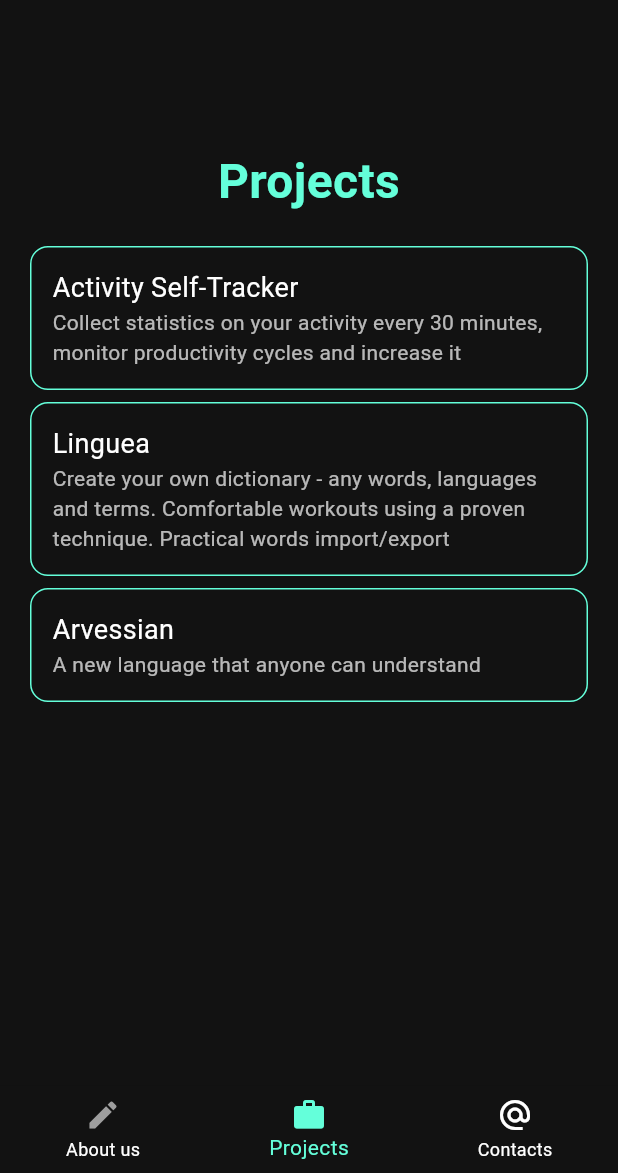
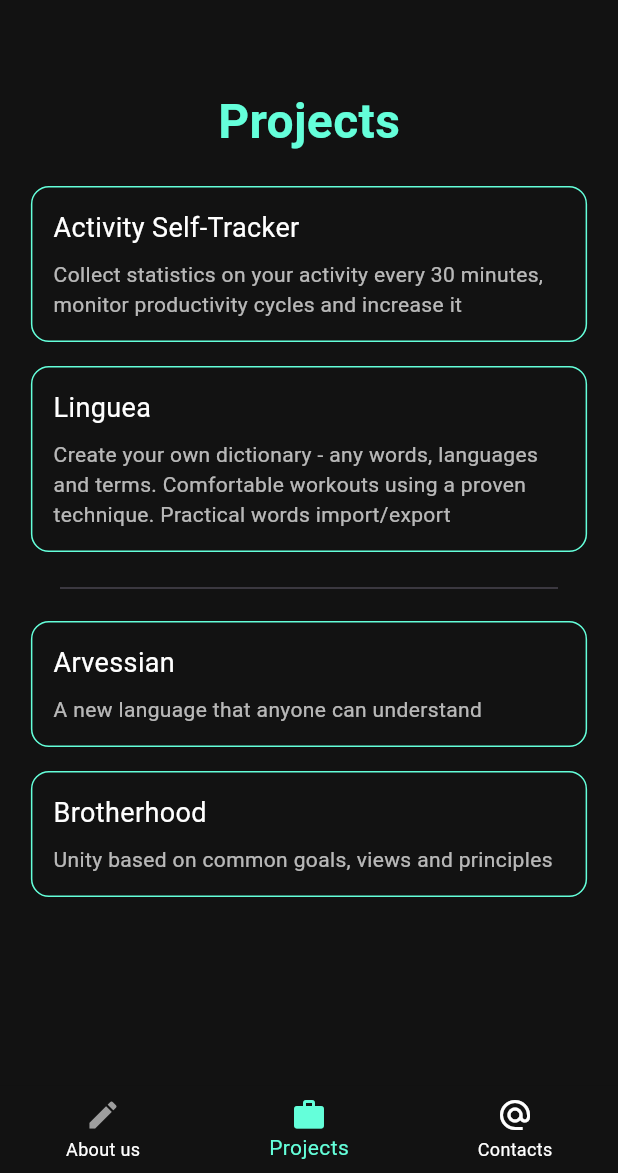
Before and after one commit to AnisimovTema/developmiracle, a Flutter app: the screen it shows after launch, on a phone screen of 412 x 824 dp, the part 63-1236 px from its top. Run offline on Flutter 3.47's test engine with Material 3 defaults, Android fonts, the phone set to English and light mode, and no system bars; our stand-ins replace shared_preferences; generated files the repository leaves out were written again.

```diff
--- a/lib/pages/contacts_page.dart
+++ b/lib/pages/contacts_page.dart
@@ -33,8 +33,8 @@ class ContactsPage extends StatelessWidget {
               child: Column(
                 children: [
                   Container(
-                    padding: const EdgeInsets.symmetric(
-                      vertical: 60,
+                    padding: EdgeInsets.symmetric(
+                      vertical: mobile ? 20 : 60,
                       horizontal: 20,
                     ),
                     width: double.infinity,
--- a/lib/pages/projects_page.dart
+++ b/lib/pages/projects_page.dart
@@ -1,8 +1,6 @@
 import 'package:flutter/material.dart';
 import 'package:url_launcher/url_launcher.dart';
-import 'package:equatable/equatable.dart';
 import 'package:developmiracle/main.dart';
-
 import 'package:flutter_gen/gen_l10n/app_localizations.dart';
 
 class ProjectsPage extends StatelessWidget {
@@ -12,54 +10,75 @@ class ProjectsPage extends StatelessWidget {
   Widget build(BuildContext context) {
     final bool mobile = isMobile(context);
     final messages = AppLocalizations.of(context)!;
-    final projects = [
-      _ProjectVM(
+    final double containerWidth =
+        mobile ? MediaQuery.of(context).size.width * 0.9 : 600;
+
+    final itProjects = [
+      _Project(
         name: messages.activitySelfTracker_title,
-        imageUrl: 'https://example.com/activity-tracker',
+        description: messages.activitySelfTracker_description,
         route: 'tracker',
-        description: messages.activitySelfTracker_description,
+        externalUrl: null,
       ),
-      _ProjectVM(
+      _Project(
         name: messages.linguea_title,
-        imageUrl: 'https://example.com/linguea',
+        description: messages.linguea_description,
         route: 'linguea',
-        description: messages.linguea_description,
+        externalUrl: 'https://linguea.app',
       ),
-      _ProjectVM(
+    ];
+
+    final communityProjects = [
+      _Project(
         name: messages.arvessian_title,
-          imageUrl: 'https://example.com/arvessian',
+        description: messages.arvessian_description,
         route: 'arvessian',
-          description: messages.arvessian_description),
+        externalUrl: null,
+      ),
+      _Project(
+        name: messages.brotherhood_title,
+        description: messages.brotherhood_description,
+        route: 'brotherhood',
+        externalUrl: 'https://brotherhood.example.com',
+      ),
     ];
 
     Future<void> _launchUrl(String url) async {
-      final Uri uri = Uri.parse(url);
-      if (await canLaunchUrl(uri)) {
-        await launchUrl(uri);
-      } else {
-        throw 'Could not launch $url';
+      if (!await launchUrl(Uri.parse(url))) {
+        throw Exception('Could not launch $url');
+      }
+    }
+
+    void _handleProjectTap(_Project project) {
+      // if (project.externalUrl != null) {
+      //   _launchUrl(project.externalUrl!);
+      // } else
+      if (project.route != null) {
+        Navigator.pushNamed(context, '/${project.route}');
       }
     }
 
     return LayoutBuilder(
       builder: (context, constraints) {
-        return SingleChildScrollView(
+        return Column(
+          children: [
+            Expanded(
+              child: SingleChildScrollView(
                 child: ConstrainedBox(
-            constraints: BoxConstraints(minHeight: constraints.maxHeight),
-            child: IntrinsicHeight(
+                  constraints: BoxConstraints(
+                    minHeight: constraints.maxHeight - 40,
+                    minWidth: double.infinity,
+                  ),
+                  child: Padding(
+                    padding: EdgeInsets.symmetric(
+                      vertical: mobile ? 20 : 60,
+                      horizontal: 20,
+                    ),
                     child: Column(
                       crossAxisAlignment: CrossAxisAlignment.center,
                       children: [
-                  Padding(
-                    padding: const EdgeInsets.symmetric(
-                      vertical: 60,
-                      horizontal: 20,
-                    ),
-                    child: Column(
-                      children: [
                         Text(
                           messages.projects,
-                          textAlign: TextAlign.center,
                           style: const TextStyle(
                             fontSize: 32,
                             fontWeight: FontWeight.bold,
@@ -67,27 +86,18 @@ class ProjectsPage extends StatelessWidget {
                           ),
                         ),
                         const SizedBox(height: 20),
-                        Column(
-                          crossAxisAlignment: CrossAxisAlignment.start,
-                          children: projects.map((project) {
-                            return MouseRegion(
+                        ...itProjects.map((project) {
+                          return Padding(
+                            padding: const EdgeInsets.only(bottom: 16),
+                            child: MouseRegion(
                               cursor: SystemMouseCursors.click,
                               child: GestureDetector(
-                                onTap: () => Navigator.pushNamed(
-                                  context,
-                                  '/${project.route}',
-                                ),
-                                child: Padding(
-                                  padding: const EdgeInsets.only(bottom: 8.0),
+                                onTap: () => _handleProjectTap(project),
                                 child: Container(
-                                    constraints: const BoxConstraints(
-                                      maxWidth: 600,
-                                      minWidth: 600,
-                                    ),
+                                  width: containerWidth,
                                   decoration: BoxDecoration(
-                                      border: Border.all(
-                                        color: Colors.tealAccent,
-                                      ),
+                                    border:
+                                        Border.all(color: Colors.tealAccent),
                                     borderRadius: BorderRadius.circular(12),
                                   ),
                                   padding: const EdgeInsets.all(14),
@@ -100,9 +110,9 @@ class ProjectsPage extends StatelessWidget {
                                         style: const TextStyle(
                                           fontSize: 18,
                                           color: Colors.white,
-                                            // decoration: TextDecoration.underline,
                                         ),
                                       ),
+                                      const SizedBox(height: 8),
                                       Text(
                                         project.description,
                                         style: const TextStyle(
@@ -115,41 +125,80 @@ class ProjectsPage extends StatelessWidget {
                               ),
                             ),
                           );
-                          }).toList(),
+                        }),
+                        Padding(
+                          padding: const EdgeInsets.symmetric(horizontal: 20.0),
+                          child: ConstrainedBox(
+                            constraints: const BoxConstraints(maxWidth: 580),
+                            child: const Divider(),
+                          ),
+                        ),
+                        const SizedBox(height: 14),
+                        ...communityProjects.map((project) {
+                          return Padding(
+                            padding: const EdgeInsets.only(bottom: 16),
+                            child: MouseRegion(
+                              cursor: SystemMouseCursors.click,
+                              child: GestureDetector(
+                                onTap: () => _handleProjectTap(project),
+                                child: Container(
+                                  width: containerWidth,
+                                  decoration: BoxDecoration(
+                                    border:
+                                        Border.all(color: Colors.tealAccent),
+                                    borderRadius: BorderRadius.circular(12),
+                                  ),
+                                  padding: const EdgeInsets.all(14),
+                                  child: Column(
+                                    crossAxisAlignment:
+                                        CrossAxisAlignment.start,
+                                    children: [
+                                      Text(
+                                        project.name,
+                                        style: const TextStyle(
+                                          fontSize: 18,
+                                          color: Colors.white,
+                                        ),
+                                      ),
+                                      const SizedBox(height: 8),
+                                      Text(
+                                        project.description,
+                                        style: const TextStyle(
+                                          color: Colors.white70,
+                                        ),
                                       ),
                                     ],
                                   ),
                                 ),
-                  const Spacer(),
-                  if (!mobile) const Footer(),
+                              ),
+                            ),
+                          );
+                        }),
                       ],
                     ),
                   ),
                 ),
+              ),
+            ),
+            if (!mobile)
+              const Footer(), // Футер всегда после прокручиваемого контента
+          ],
         );
       },
     );
   }
 }
 
-class _ProjectVM extends Equatable {
+class _Project {
   final String name;
-  final String imageUrl;
-  final String route;
   final String description;
+  final String? route;
+  final String? externalUrl;
 
-  const _ProjectVM({
+  const _Project({
     required this.name,
-    required this.imageUrl,
-    required this.route,
     required this.description,
+    this.route,
+    this.externalUrl,
   });
-
-  @override
-  List<Object> get props => [
-        name,
-        imageUrl,
-        route,
-        description,
-      ];
 }
--- a/lib/src/localization/app_av.arb
+++ b/lib/src/localization/app_av.arb
@@ -10,5 +10,7 @@
   "linguea_title": "Linguea",
   "linguea_description": "Create your own dictionary - any words, languages and terms. Comfortable workouts using a proven technique. Practical words import/export",
   "arvessian_title": "Arvessian",
-  "arvessian_description": "A new language that anyone can understand"
+  "arvessian_description": "A new language that anyone can understand",
+  "brotherhood_title": "Brotherhood",
+  "brotherhood_description": "Unity based on common goals, views and principles"
 }
--- a/lib/src/localization/app_en.arb
+++ b/lib/src/localization/app_en.arb
@@ -10,5 +10,7 @@
   "linguea_title": "Linguea",
   "linguea_description": "Create your own dictionary - any words, languages and terms. Comfortable workouts using a proven technique. Practical words import/export",
   "arvessian_title": "Arvessian",
-  "arvessian_description": "A new language that anyone can understand"
+  "arvessian_description": "A new language that anyone can understand",
+  "brotherhood_title": "Brotherhood",
+  "brotherhood_description": "Unity based on common goals, views and principles"
 }
--- a/lib/src/localization/app_ru.arb
+++ b/lib/src/localization/app_ru.arb
@@ -1,6 +1,6 @@
 {
   "navigation": "Навигация",
-  "aboutUs" : "О нас",
+  "aboutUs": "О нас",
   "projects": "Проекты",
   "contacts": "Контакты",
   "contacts_start": "Вы можете написать нам в Телеграм ",
@@ -10,5 +10,7 @@
   "linguea_title": "Linguea",
   "linguea_description": "Создайте свой словарь - любые слова, языки или термины. Комфортные тренировки с использованием доказанных методик. Практичный импорт/экспорт слов",
   "arvessian_title": "Arvessian",
-  "arvessian_description": "Новый язык, который понятен всем"
+  "arvessian_description": "Новый язык, который понятен всем",
+  "brotherhood_title": "Brotherhood",
+  "brotherhood_description": "Единение, основанное на общности целей, взглядов и принципов"
 }
```
Also changed, not shown: lib/main.dart (+16 -5 lines), lib/pages/brotherhood_page.dart (added, +121 -0 lines). Lines whose indentation alone changed are shown as unchanged.
